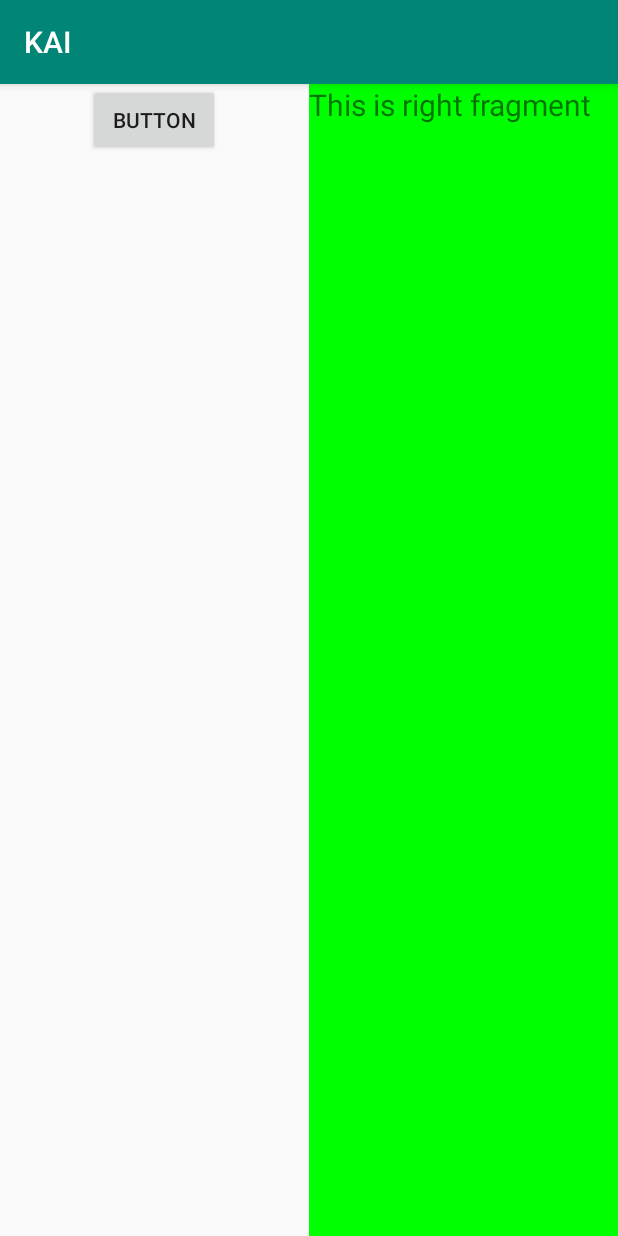
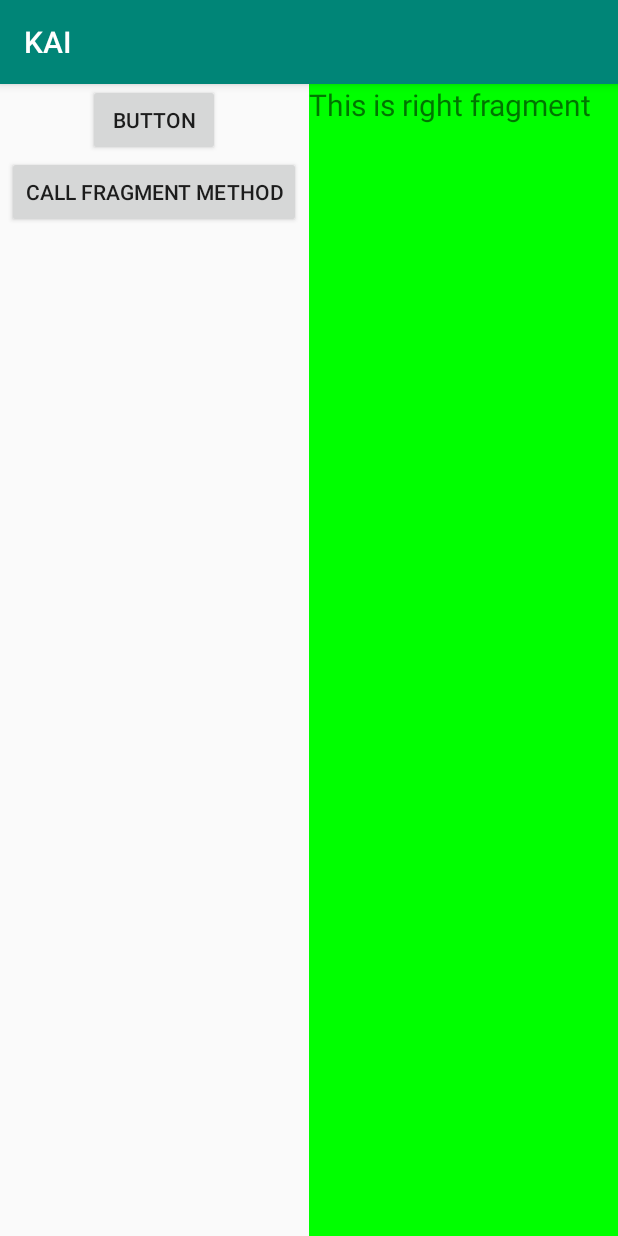
Before and after one commit to YongmingLee/kai, an Android app: the UIFragmentTestActivity screen opened directly, with no data from a screen before it, on a phone screen of 412 x 824 dp. Run offline under Robolectric (Android 15) with nearby library versions, the phone set to English and light mode, and no system bars.

Commit message:
加入 Fragment 测试代码

```diff
--- a/app/src/main/java/com/example/yongming/activity/UITest/FTARightFragment.java
+++ b/app/src/main/java/com/example/yongming/activity/UITest/FTARightFragment.java
@@ -1,11 +1,13 @@
 package com.example.yongming.activity.UITest;
 
 import android.app.Fragment;
+import android.content.Context;
 import android.os.Bundle;
 import android.support.annotation.Nullable;
 import android.view.LayoutInflater;
 import android.view.View;
 import android.view.ViewGroup;
+import android.widget.Toast;
 
 import com.example.yongming.activity.R;
 
@@ -15,6 +17,42 @@ public class FTARightFragment extends Fragment {
     @Override
     public View onCreateView(LayoutInflater inflater, @Nullable ViewGroup container, Bundle savedInstanceState) {
         View view = inflater.inflate(R.layout.fragment_test_right, container, false);
+        Toast.makeText(getActivity(), "FTA-onCreateView", Toast.LENGTH_SHORT).show();
         return view;
     }
+
+    public void testFunction()
+    {
+        Toast.makeText(getActivity(), "This is from fragment", Toast.LENGTH_SHORT).show();
+    }
+
+    @Override
+    public void onAttach(Context context) {
+        super.onAttach(context);
+
+        Toast.makeText(getActivity(), "FTA-onAttach", Toast.LENGTH_SHORT).show();
+    }
+
+    @Override
+    public void onActivityCreated(@Nullable Bundle savedInstanceState) {
+        super.onActivityCreated(savedInstanceState);
+
+        Toast.makeText(getActivity(), "FTA-onActivityCreated", Toast.LENGTH_SHORT).show();
+    }
+
+    @Override
+    public void onDestroyView() {
+        super.onDestroyView();
+
+        Toast.makeText(getActivity(), "FTA-onDestroyView", Toast.LENGTH_SHORT).show();
+    }
+
+    @Override
+    public void onDetach() {
+        super.onDetach();
+
+        Toast.makeText(getActivity(), "FTA-onDetach", Toast.LENGTH_SHORT).show();
+    }
+
+
 }
--- a/app/src/main/java/com/example/yongming/activity/UITest/UIFragmentTestActivity.java
+++ b/app/src/main/java/com/example/yongming/activity/UITest/UIFragmentTestActivity.java
@@ -1,17 +1,73 @@
 package com.example.yongming.activity.UITest;
 
+import android.app.FragmentManager;
+import android.app.FragmentTransaction;
 import android.os.Bundle;
 import android.support.annotation.Nullable;
+import android.util.Log;
+import android.view.View;
+import android.widget.Button;
+import android.widget.Toast;
 
 import com.example.yongming.activity.BaseActivity;
 import com.example.yongming.activity.R;
 
-public class UIFragmentTestActivity extends BaseActivity {
+public class UIFragmentTestActivity extends BaseActivity implements View.OnClickListener {
 
     @Override
     protected void onCreate(@Nullable Bundle savedInstanceState) {
         super.onCreate(savedInstanceState);
 
         setContentView(R.layout.activity_test_fragment);
+
+
+        Button button = (Button)findViewById(R.id.fta_left_button);
+        button.setOnClickListener(this);
+
+        Button buttonCall = (Button)findViewById(R.id.fta_left_button_call);
+        buttonCall.setOnClickListener(this);
+    }
+
+
+    @Override
+    public void onClick(View view) {
+
+        Log.i("ym", "onClick");
+
+        switch (view.getId()) {
+            case R.id.fta_left_button:
+
+                FragmentManager fragmentManager = getFragmentManager();
+                FragmentTransaction fragmentTransaction = fragmentManager.beginTransaction();
+
+                FTAOtherFragment ftaOtherFragment = new FTAOtherFragment();
+
+                fragmentTransaction.replace(R.id.fta_right_layout, ftaOtherFragment);
+
+                /*
+                * 加入返回栈，按下安卓的返回键会支持后退操作，否则，直接返回上一个Activity
+                * 由于有返回栈，被替换掉(FragmentTransaction.replace)的Fragment还会停留在内存里。
+                * 不添加到栈或者remove掉，fragment会被移除。
+                * */
+                fragmentTransaction.addToBackStack(null);
+
+                fragmentTransaction.commit();
+
+                break;
+
+            case R.id.fta_left_button_call:
+
+                FTARightFragment ftaOtherFragment1 = (FTARightFragment) getFragmentManager().findFragmentById(R.id.fta_right_fragment);
+                if (ftaOtherFragment1 != null) {
+                    ftaOtherFragment1.testFunction();
+                }
+
+                break;
+
+            default:
+                break;
+        }
+
+
     }
 }
--- a/app/src/main/java/com/example/yongming/activity/UITest/UITestNineActivity.java
+++ b/app/src/main/java/com/example/yongming/activity/UITest/UITestNineActivity.java
@@ -14,6 +14,11 @@ import com.example.yongming.module.MsgModule;
 
 import java.util.ArrayList;
 import java.util.List;
+
+/*
+* 九图测试，一版九图使用起泡，EditText 在外层包一层起泡视图。大部分是这个场景。
+*
+* */
 
 public class UITestNineActivity extends BaseActivity {
 
--- a/app/src/main/res/layout/activity_test_fragment.xml
+++ b/app/src/main/res/layout/activity_test_fragment.xml
@@ -2,7 +2,8 @@
     xmlns:android="http://schemas.android.com/apk/res/android"
     android:layout_width="match_parent"
     android:layout_height="match_parent"
-    android:orientation="horizontal">
+    android:orientation="horizontal"
+    android:baselineAligned="false">
 
     <fragment
         android:id="@+id/fta_left_fragment"
@@ -12,11 +13,23 @@
         android:name="com.example.yongming.activity.UITest.FTALeftFragment"
         />
 
-    <fragment
-        android:id="@+id/fta_right_fragment"
+
+    <FrameLayout
+        android:id="@+id/fta_right_layout"
         android:layout_width="0dp"
         android:layout_height="match_parent"
         android:layout_weight="1"
-        android:name="com.example.yongming.activity.UITest.FTARightFragment" />
+        >
+
+        <fragment
+            android:id="@+id/fta_right_fragment"
+            android:layout_width="match_parent"
+            android:layout_height="match_parent"
+            android:name="com.example.yongming.activity.UITest.FTARightFragment" />
+
+
+    </FrameLayout>
+
+
 
 </LinearLayout>
--- a/app/src/main/res/layout/fragment_test_left.xml
+++ b/app/src/main/res/layout/fragment_test_left.xml
@@ -6,9 +6,17 @@
 
 
     <Button
+        android:id="@+id/fta_left_button"
         android:layout_width="wrap_content"
         android:layout_height="wrap_content"
         android:layout_gravity="center_horizontal"
         android:text="Button"/>
 
+    <Button
+        android:id="@+id/fta_left_button_call"
+        android:layout_width="wrap_content"
+        android:layout_height="wrap_content"
+        android:layout_gravity="center_horizontal"
+        android:text="Call Fragment Method"/>
+
 </LinearLayout>
```
Also changed, not shown: app/src/main/java/com/example/yongming/activity/MainActivity.java (+10 -0 lines), app/src/main/java/com/example/yongming/activity/UITest/FTAOtherFragment.java (added, +26 -0 lines), app/src/main/res/layout/fragment_test_other.xml (added, +13 -0 lines).
